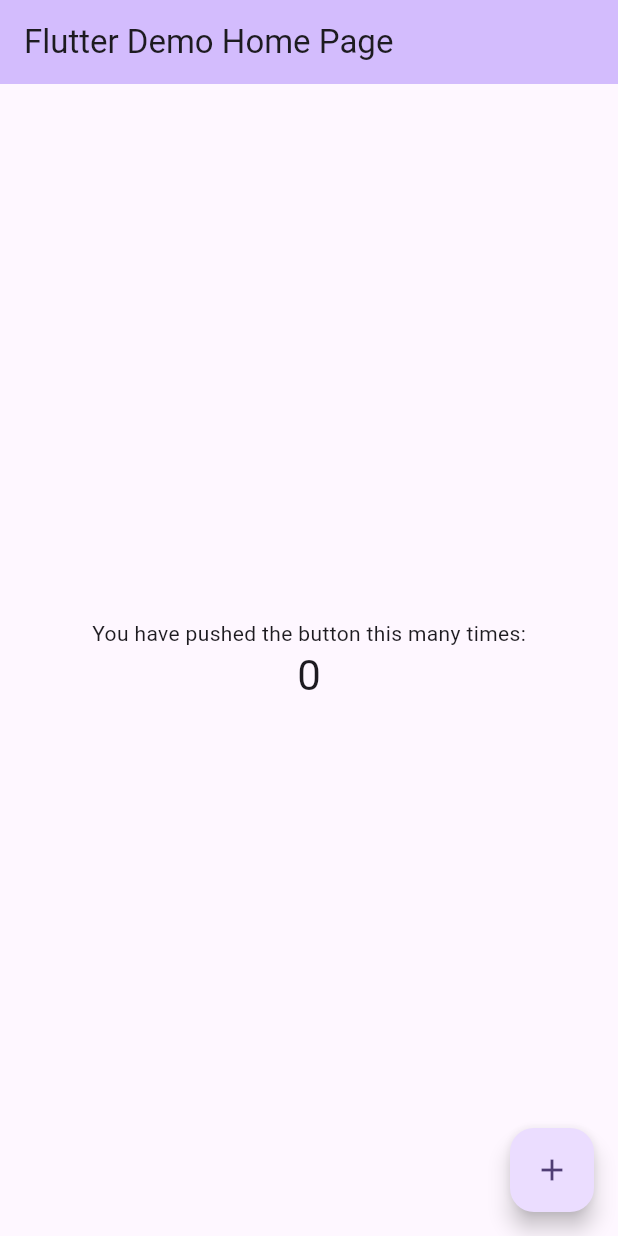
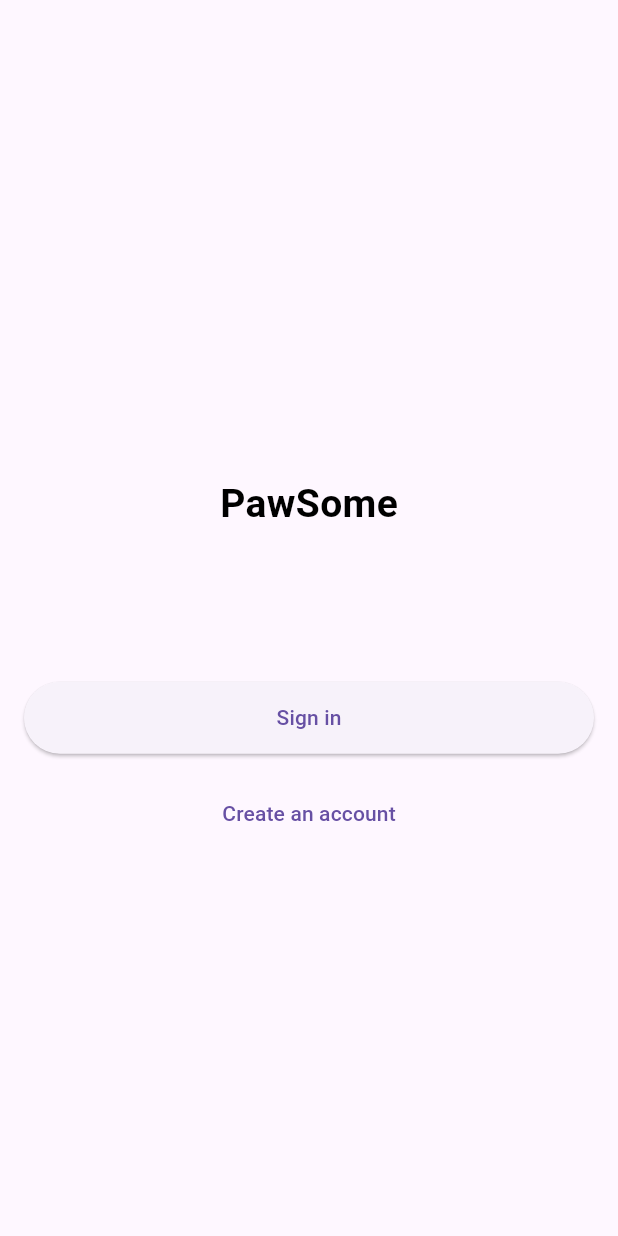
Before and after one commit to gkincs/pawsome_app, a Flutter app: the screen it shows after launch, on a phone screen of 412 x 824 dp. Run offline on Flutter 3.47's test engine with Material 3 defaults, Android fonts, the phone set to English and light mode, and no system bars.

Commit message:
flutter svg dependency, sign in UI test

```diff
--- a/pawsome_app/lib/main.dart
+++ b/pawsome_app/lib/main.dart
@@ -1,128 +1,15 @@
-import 'package:firebase_core/firebase_core.dart';
 import 'package:flutter/material.dart';
+import 'screens/signin_widget.dart';
 
-void main() async {
-  WidgetsFlutterBinding.ensureInitialized();
-  await Firebase.initializeApp();
-  runApp(const MyApp());
-}
+void main() => runApp(MyApp());
 
 class MyApp extends StatelessWidget {
-  const MyApp({super.key});
-
-  // This widget is the root of your application.
   @override
   Widget build(BuildContext context) {
     return MaterialApp(
-      title: 'Flutter Demo',
-      theme: ThemeData(
-        // This is the theme of your application.
-        //
-        // TRY THIS: Try running your application with "flutter run". You'll see
-        // the application has a purple toolbar. Then, without quitting the app,
-        // try changing the seedColor in the colorScheme below to Colors.green
-        // and then invoke "hot reload" (save your changes or press the "hot
-        // reload" button in a Flutter-supported IDE, or press "r" if you used
-        // the command line to start the app).
-        //
-        // Notice that the counter didn't reset back to zero; the application
-        // state is not lost during the reload. To reset the state, use hot
-        // restart instead.
-        //
-        // This works for code too, not just values: Most code changes can be
-        // tested with just a hot reload.
-        colorScheme: ColorScheme.fromSeed(seedColor: Colors.deepPurple),
-        useMaterial3: true,
+      home: Scaffold(
+        body: SigninWidget(),
       ),
-      home: const MyHomePage(title: 'Flutter Demo Home Page'),
     );
   }
 }
-
-class MyHomePage extends StatefulWidget {
-  const MyHomePage({super.key, required this.title});
-
-  // This widget is the home page of your application. It is stateful, meaning
-  // that it has a State object (defined below) that contains fields that affect
-  // how it looks.
-
-  // This class is the configuration for the state. It holds the values (in this
-  // case the title) provided by the parent (in this case the App widget) and
-  // used by the build method of the State. Fields in a Widget subclass are
-  // always marked "final".
-
-  final String title;
-
-  @override
-  State<MyHomePage> createState() => _MyHomePageState();
-}
-
-class _MyHomePageState extends State<MyHomePage> {
-  int _counter = 0;
-
-  void _incrementCounter() {
-    setState(() {
-      // This call to setState tells the Flutter framework that something has
-      // changed in this State, which causes it to rerun the build method below
-      // so that the display can reflect the updated values. If we changed
-      // _counter without calling setState(), then the build method would not be
-      // called again, and so nothing would appear to happen.
-      _counter++;
-    });
-  }
-
-  @override
-  Widget build(BuildContext context) {
-    // This method is rerun every time setState is called, for instance as done
-    // by the _incrementCounter method above.
-    //
-    // The Flutter framework has been optimized to make rerunning build methods
-    // fast, so that you can just rebuild anything that needs updating rather
-    // than having to individually change instances of widgets.
-    return Scaffold(
-      appBar: AppBar(
-        // TRY THIS: Try changing the color here to a specific color (to
-        // Colors.amber, perhaps?) and trigger a hot reload to see the AppBar
-        // change color while the other colors stay the same.
-        backgroundColor: Theme.of(context).colorScheme.inversePrimary,
-        // Here we take the value from the MyHomePage object that was created by
-        // the App.build method, and use it to set our appbar title.
-        title: Text(widget.title),
-      ),
-      body: Center(
-        // Center is a layout widget. It takes a single child and positions it
-        // in the middle of the parent.
-        child: Column(
-          // Column is also a layout widget. It takes a list of children and
-          // arranges them vertically. By default, it sizes itself to fit its
-          // children horizontally, and tries to be as tall as its parent.
-          //
-          // Column has various properties to control how it sizes itself and
-          // how it positions its children. Here we use mainAxisAlignment to
-          // center the children vertically; the main axis here is the vertical
-          // axis because Columns are vertical (the cross axis would be
-          // horizontal).
-          //
-          // TRY THIS: Invoke "debug painting" (choose the "Toggle Debug Paint"
-          // action in the IDE, or press "p" in the console), to see the
-          // wireframe for each widget.
-          mainAxisAlignment: MainAxisAlignment.center,
-          children: <Widget>[
-            const Text(
-              'You have pushed the button this many times:',
-            ),
-            Text(
-              '$_counter',
-              style: Theme.of(context).textTheme.headlineMedium,
-            ),
-          ],
-        ),
-      ),
-      floatingActionButton: FloatingActionButton(
-        onPressed: _incrementCounter,
-        tooltip: 'Increment',
-        child: const Icon(Icons.add),
-      ), // This trailing comma makes auto-formatting nicer for build methods.
-    );
-  }
-}
--- /dev/null
+++ b/pawsome_app/lib/screens/signin_widget.dart
@@ -0,0 +1,52 @@
+import 'package:flutter/material.dart';
+
+class SigninWidget extends StatelessWidget {
+  @override
+  Widget build(BuildContext context) {
+    return Scaffold(
+      body: Center(
+        child: Container(
+          padding: EdgeInsets.symmetric(horizontal: 16.0),
+          child: Column(
+            mainAxisSize: MainAxisSize.max, // A maximális hely kitöltése
+            mainAxisAlignment: MainAxisAlignment.center, // Középre igazítás
+            crossAxisAlignment: CrossAxisAlignment.stretch, // Teljes szélesség kitöltése
+            children: <Widget>[
+              Align(
+                alignment: Alignment.topCenter,
+                child: Padding(
+                  padding: const EdgeInsets.only(top: 60.0),
+                  child: Text(
+                    'PawSome',
+                    style: TextStyle(
+                      fontSize: 26,
+                      fontWeight: FontWeight.bold,
+                      color: Colors.black,
+                    ),
+                  ),
+                ),
+              ),
+              SizedBox(height: 100), // Hely a PawSome és a Sign in között
+              ElevatedButton(
+                onPressed: () {
+                  // Sign in gomb esemény
+                },
+                child: Text('Sign in'),
+                style: ElevatedButton.styleFrom(
+                  minimumSize: Size(double.infinity, 48), // Gomb szélessége
+                ),
+              ),
+              SizedBox(height: 16),
+              TextButton(
+                onPressed: () {
+                  // Create account gomb esemény
+                },
+                child: Text('Create an account'),
+              ),
+            ],
+          ),
+        ),
+      ),
+    );
+  }
+}
--- a/pawsome_app/pubspec.yaml
+++ b/pawsome_app/pubspec.yaml
@@ -36,6 +36,7 @@ dependencies:
   # Use with the CupertinoIcons class for iOS style icons.
   cupertino_icons: ^1.0.6
   firebase_core: ^3.6.0
+  flutter_svg: ^2.0.11
 
 dev_dependencies:
   flutter_test:
@@ -46,7 +47,7 @@ dev_dependencies:
   # activated in the `analysis_options.yaml` file located at the root of your
   # package. See that file for information about deactivating specific lint
   # rules and activating additional ones.
-  flutter_lints: ^3.0.0
+  flutter_lints: ^4.0.0
 
 # For information on the generic Dart part of this file, see the
 # following page: https://dart.dev/tools/pub/pubspec
```
Also changed, not shown: pawsome_app/pubspec.lock.
